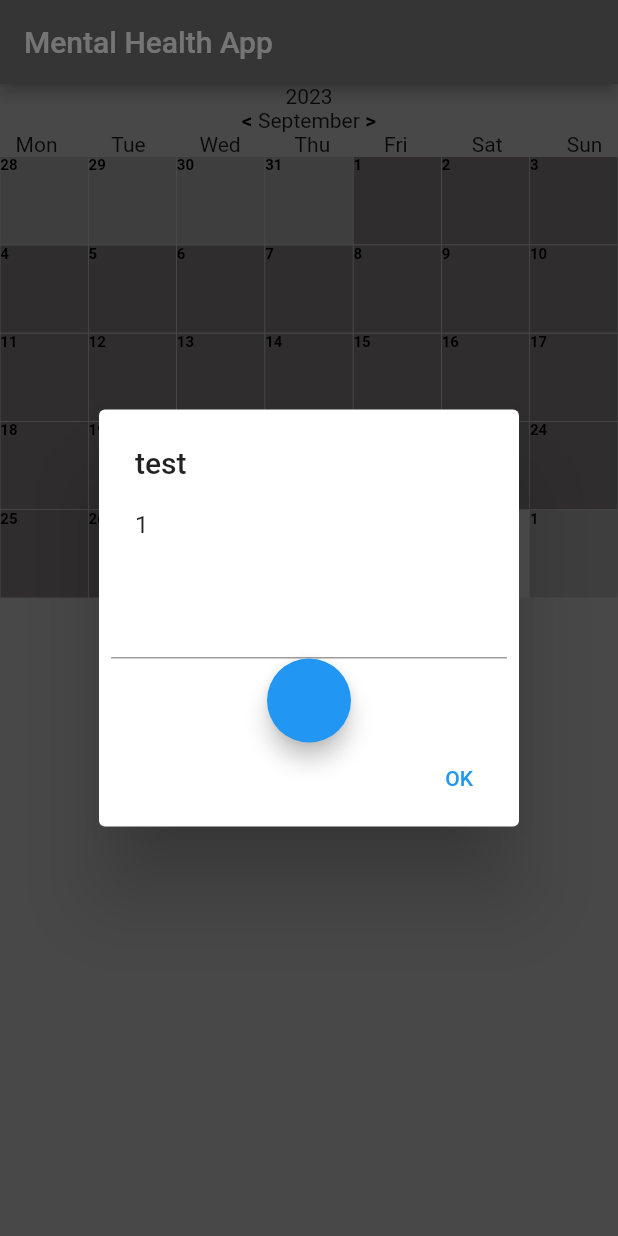
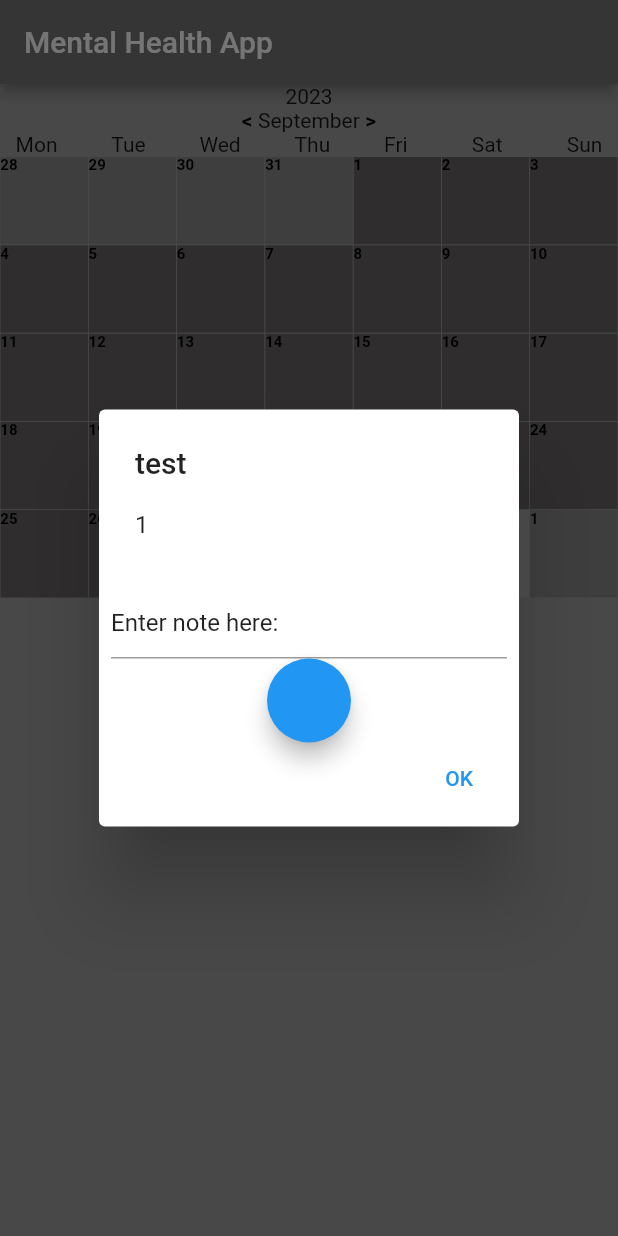
Before and after one commit to HSaren/mental_health_app, a Flutter app: the screen it shows after launch, after a tap on an icon or button, on a phone screen of 412 x 824 dp. Run offline on Flutter 3.47's test engine with Material 2 defaults, Android fonts, the phone set to English and light mode, and no system bars; our stand-ins replace cloud_firestore, device_info_plus, firebase_core; missing offline and left inert: dart:ffi; accounts and stored records are empty; generated files the repository leaves out were written again.

Commit message:
Add fetching notes for the calendar

```diff
--- a/lib/backend.dart
+++ b/lib/backend.dart
@@ -1,13 +1,14 @@
-import 'dart:ffi';
 import 'dart:io';
 import 'package:cloud_firestore/cloud_firestore.dart';
 import 'package:device_info_plus/device_info_plus.dart';
-import 'package:flutter/material.dart';
+import 'package:intl/intl.dart';
+import 'days.dart';
 
 
 
 class Backend{
 	var db = FirebaseFirestore.instance;
+  var userId;
 
 	Future checkDbForData(collection,data, dataName) async {
 		var dbref = db.collection(collection);
@@ -23,18 +24,40 @@ class Backend{
 		return dataToReturn;
 	}
 
-	Future<void> saveDataToDb(collection, data) async{
+	Future<void> saveDataToDb(collection, data, id) async{
 		final userId = await fetchDataFromDb("Users", await getDeviceId(), "Device id");
-		final dataToEnter = <String, dynamic>{
-			"User id": userId.docs[0].id
-		};
-
-		db.collection(collection).add(data).then((DocumentReference doc) => {
-			db.collection(collection).doc(doc.id).update(dataToEnter),
+    final collectionToEnter = "Users/" + userId.docs[0].id + "/" + collection;
+		db.collection(collectionToEnter).doc(id).set(data).then((doc) => {
 			print ("Data updated")
 		});
 	}
 
+  Future<dynamic> fetchDaysFromDb(day) async{
+    userId = await fetchDataFromDb("Users", await getDeviceId(), "Device id");
+    var dbref = db.collection("Users").doc(userId.docs[0].id).collection("Days").doc(day);
+    var dataFromDb = await dbref.get();
+    if (dataFromDb.exists){
+      var data = dataFromDb.data() as Map<String, dynamic>;
+      var dataToReturn = data["Note"];
+      return dataToReturn as String;
+    }
+    else {
+      return null;
+    }
+
+  }
+
+  Future<dynamic> fetchDataOnChange() async{
+    var format = DateFormat.yMMMd();
+    for(var i = 0; i < days.length; i++){
+      var fetchedNote = await fetchDaysFromDb(format.format(days[i].date));
+      if (fetchedNote != null){
+        days[i].note = fetchedNote;
+      }
+
+    }
+
+  }
 
 	Future<void> logIn() async {
 
@@ -46,11 +69,14 @@ class Backend{
 				"Device id": data,
 
 			};
-			db.collection("Users").add(user).then((DocumentReference doc) =>
-				print('DocumentSnapshot added with ID: ${doc.id}')
+			db.collection("Users").add(user).then((DocumentReference doc) => {
+        print('DocumentSnapshot added with ID: ${doc.id}'),
+        userId = doc.id
+      }
+
 			);
 		}
-		else  if (userFound.docs.length != 0){
+		else  if (userFound.docs.isNotEmpty){
 			print("User found");
 		}
 		else {
--- /dev/null
+++ b/lib/buttonData.dart
@@ -0,0 +1,29 @@
+import 'package:flutter/material.dart';
+
+class ButtonData{
+	DateTime date;
+	String note;
+	Color color;
+  final index;
+	final currentMonth;
+	final activeColor = const Color.fromARGB(255, 102, 98, 98);
+	final inactiveColor = const Color.fromARGB(87, 190, 190, 190);
+	final outsideMonthColor = const Color.fromARGB(86, 93, 93, 93);
+
+
+	ButtonData(this.date, this.note, this.currentMonth, this.index, {this.color = Colors.black});
+	Color colorPicker(){
+		DateTime now = DateTime.now();
+		Color chosenColor;
+		if (this.date.isBefore(DateTime(currentMonth.year, currentMonth.month, 1)) || this.date.isAfter(DateTime(currentMonth.year, currentMonth.month + 1, 0))){
+			chosenColor = outsideMonthColor;
+		}
+		else if(this.date.isBefore(now)){
+			chosenColor = activeColor;
+		}
+		else{
+			chosenColor = inactiveColor;
+		}
+		return chosenColor;
+	}
+}
--- a/lib/calendar.dart
+++ b/lib/calendar.dart
@@ -1,4 +1,5 @@
 import 'package:flutter/material.dart';
+import 'package:intl/intl.dart';
 import 'calendar_button.dart';
 import 'calendar_pop_up.dart';
 import 'backend.dart';
@@ -11,17 +12,29 @@ class Calendar extends StatelessWidget{
 
 	@override
 	Widget build (BuildContext context){
+    final format = DateFormat.yMMMd();
 		return GridView.builder(
 			itemCount: days.length,
 			gridDelegate: const SliverGridDelegateWithFixedCrossAxisCount(
 				crossAxisCount: 7
 			),
 			itemBuilder: (BuildContext context, int index){
+				return FutureBuilder(
+          future: Backend().fetchDaysFromDb(format.format(DateTime(days[index].date.year, days[index].date.month, days[index].date.day))),
+          initialData: "Enter note here: ",
+          builder: (BuildContext context, AsyncSnapshot snapshot) {
+            if (snapshot.data != null){
+              days[index].note = snapshot.data;
+            }
+            else {
+              days[index].note = "Enter note here:";
+            }
             return CalendarButton(
 				      buttonTapped: (){
 				      	showDialog(
 				      		context: context,
 				      		builder: (context) => CalendarPopUp(
+                    index: index,
 				      			date: days[index],
 				      			title: "test",
 				      			text: FutureBuilder(
@@ -32,9 +45,12 @@ class Calendar extends StatelessWidget{
 				      			),
 				      		));
 				      },
+            index: index,
 				    color: days[index].colorPicker(),
 				    buttonDate: days[index].date.day,
-				note: days[index].notes,
+				    note: days[index].note,
+				    );
+          },
         );
 
 			}
--- a/lib/calendar_button.dart
+++ b/lib/calendar_button.dart
@@ -5,8 +5,9 @@ class CalendarButton extends StatelessWidget{
 	final note;
 	final buttonTapped;
 	final color;
+  final index;
 
-	CalendarButton({this.buttonDate, this.color, this.note, this.buttonTapped});
+	CalendarButton({this.buttonDate, this.color, this.note, this.buttonTapped, this.index});
 
 	@override
 	Widget build(BuildContext context){
--- a/lib/calendar_form.dart
+++ b/lib/calendar_form.dart
@@ -1,16 +1,19 @@
 import 'package:flutter/material.dart';
+import 'package:intl/intl.dart';
 import 'backend.dart';
 
 class CalendarForm extends StatefulWidget{
 	final date;
-	const CalendarForm(this.date, {super.key});
+  final text;
+  final index;
+	const CalendarForm(this.date, this.text, this.index, {super.key});
 
 	@override
 	State<CalendarForm> createState() => _CalendarFormState();
 }
 
 class _CalendarFormState extends State<CalendarForm>{
-	final controller = TextEditingController();
+	var controller = TextEditingController();
 
 	@override
 	void dispose(){
@@ -20,7 +23,9 @@ class _CalendarFormState extends State<CalendarForm>{
 
 	@override
 	Widget build(BuildContext context){
-		final date = widget.date;
+    final format = DateFormat.yMMMd();
+		final date = widget.date.date;
+    controller.text = widget.date.note;
 		return Column(
 			children: <Widget>[
 				TextField(
@@ -28,12 +33,16 @@ class _CalendarFormState extends State<CalendarForm>{
 				),
 				FloatingActionButton(
 					onPressed: (){
+            final id =  format.format(DateTime(date.year, date.month, date.day)).toString();
 						final dataToEnter = <String, dynamic>{
 							"Note": controller.text,
-							"Date": date.date.microsecondsSinceEpoch,
 							"User id": ""
 						};
-						Backend().saveDataToDb("Days", dataToEnter);
+						Backend().saveDataToDb("Days", dataToEnter, id);
+            Backend().fetchDataOnChange();
+            setState(() {
+
+            });
 					}
 				)
 			],
--- a/lib/calendar_pop_up.dart
+++ b/lib/calendar_pop_up.dart
@@ -1,4 +1,7 @@
 import 'dart:ffi';
+import 'package:intl/intl.dart';
+import 'package:mental_health_app/main.dart';
+
 import 'calendar_form.dart';
 import 'package:flutter/material.dart';
 import 'backend.dart';
@@ -7,21 +10,25 @@ class CalendarPopUp extends StatelessWidget{
 	final title;
 	final text;
 	final date;
+  final index;
 
-	CalendarPopUp({this.text, this.date, this.title});
+	CalendarPopUp({this.text, this.date, this.title, this.index});
 	var textController = TextEditingController();
 	@override
 	Widget build(BuildContext context){
+
 		return AlertDialog(
 			title: Text(title),
 			content: text,
 			actions: [
 				Form(
-					child: CalendarForm(date)
-				),
+              child: CalendarForm(date, date.note, index)
+        ),
 				TextButton(
 					child: const Text("OK"),
-					onPressed: () => Navigator.pop(context),
+					onPressed: () => {
+            Navigator.pop(context),
+          }
 				)
 			],
 		);
--- /dev/null
+++ b/lib/days.dart
@@ -0,0 +1,3 @@
+import 'buttonData.dart';
+
+List<ButtonData> days = List.empty(growable: true);
--- a/lib/main.dart
+++ b/lib/main.dart
@@ -1,9 +1,10 @@
+import 'package:cloud_firestore/cloud_firestore.dart';
 import 'package:flutter/material.dart';
-import 'calendar_button.dart';
+import 'buttonData.dart';
 import 'package:intl/intl.dart';
 import 'package:firebase_core/firebase_core.dart';
+import 'days.dart';
 import 'firebase_options.dart';
-import 'calendar_pop_up.dart';
 import 'backend.dart';
 import 'calendar.dart';
 
@@ -34,8 +35,10 @@ class FrontPage extends StatefulWidget{
 
 class FrontPageState extends State<FrontPage>{
 	DateTime now = DateTime.now();
-	List<ButtonData> days = List.empty(growable: true);
 	DateTime currentMonth = DateTime.now();
+
+  final Stream<QuerySnapshot> _usersStream =
+      FirebaseFirestore.instance.collection('Users').doc(Backend().userId).collection("Days").snapshots();
 
 	@override
 	void initState(){
@@ -49,6 +52,16 @@ class FrontPageState extends State<FrontPage>{
 	Widget build(BuildContext context){
 		var format = DateFormat.MMMM();
 
+    return StreamBuilder(
+      stream: _usersStream,
+      builder: (BuildContext context, AsyncSnapshot snapshot) {
+        if (snapshot.hasError) {
+          return const Text("Something went wrong");
+        }
+        else if (snapshot.connectionState == ConnectionState.waiting){
+          return const Text("Loading");
+        }
+        else {
           return Scaffold(
 	  		    appBar: AppBar(
 	  		    	title: const Text("Mental Health App"),
@@ -143,55 +156,36 @@ class FrontPageState extends State<FrontPage>{
 	  		    	Expanded(
 	  		    		child: Calendar(days: days)
 	  		    	)
-			]),
+	  		    ]
+          ),
 		    );
       }
+    });
   }
 
+}
 
-class ButtonData{
-	DateTime date;
-	String notes;
-	Color color;
-	final currentMonth;
-	final activeColor = const Color.fromARGB(255, 102, 98, 98);
-	final inactiveColor = const Color.fromARGB(87, 190, 190, 190);
-	final outsideMonthColor = const Color.fromARGB(86, 93, 93, 93);
-
-
-	ButtonData(this.date, this.notes, this.currentMonth, {this.color = Colors.black});
-	Color colorPicker(){
-		DateTime now = DateTime.now();
-		Color chosenColor;
-		if (this.date.isBefore(DateTime(currentMonth.year, currentMonth.month, 1)) || this.date.isAfter(DateTime(currentMonth.year, currentMonth.month + 1, 0))){
-			chosenColor = outsideMonthColor;
-		}
-		else if(this.date.isBefore(now)){
-			chosenColor = activeColor;
-		}
-		else{
-			chosenColor = inactiveColor;
-		}
-		return chosenColor;
-	}
-}
 List<ButtonData> setDays(DateTime now){
 	DateTime currentDateBeingGenerated = DateTime(now.year, now.month, 1);
 	DateTime lastDay = DateTime(now.year, now.month + 1, 0);
 	String fetchedNote = "";
+  var i = 0;
 	List<ButtonData> days = <ButtonData>[];
 	if (currentDateBeingGenerated.weekday != 1){
 		while (currentDateBeingGenerated.weekday != 1){
 			currentDateBeingGenerated = DateTime(currentDateBeingGenerated.year, currentDateBeingGenerated.month, currentDateBeingGenerated.day - 1);
 		}
-		days.add(ButtonData(currentDateBeingGenerated, fetchedNote, now));
+		days.add(ButtonData(currentDateBeingGenerated, fetchedNote, now, i));
+    i++;
 	}
 	else{
-		days.add(ButtonData(currentDateBeingGenerated, fetchedNote, now));
+		days.add(ButtonData(currentDateBeingGenerated, fetchedNote, now, i));
+    i++;
 	}
 	while(currentDateBeingGenerated.isBefore(DateTime(now.year, now.month + 1, 0).add(Duration(days: 7 - lastDay.weekday)))){
 		currentDateBeingGenerated = DateTime(currentDateBeingGenerated.year, currentDateBeingGenerated.month, currentDateBeingGenerated.day + 1);
-		days.add(ButtonData(currentDateBeingGenerated, fetchedNote, now));
+		days.add(ButtonData(currentDateBeingGenerated, fetchedNote, now, i));
+    i++;
 	}
 	return days;
 }
```
Lines whose indentation alone changed are shown as unchanged.
